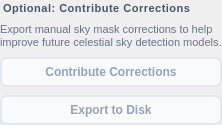
Old version of the form src/startrails/ui/step_denoise_export.ui in the repository gkyle/startrails.
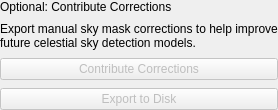
New version of the form.

What changed in the file:
```diff
--- a/src/startrails/ui/step_denoise_export.ui
+++ b/src/startrails/ui/step_denoise_export.ui
@@ -20,14 +20,6 @@
    </property>
    <item>
     <widget class="QLabel" name="contributeHeading">
-     <property name="styleSheet">
-      <string notr="true">font-size: 11px;
-font-weight: 600;
-color: #475569;
-text-transform: uppercase;
-letter-spacing: 0.5px;
-margin-top: 2px;</string>
-     </property>
      <property name="text">
       <string>Optional: Contribute Corrections</string>
      </property>
@@ -35,11 +27,6 @@
    </item>
    <item>
     <widget class="QLabel" name="contributeHint">
-     <property name="styleSheet">
-      <string notr="true">font-size: 11px;
-color: #64748b;
-line-height: 1.3;</string>
-     </property>
      <property name="text">
       <string>Export manual sky mask corrections to help improve future celestial sky detection models.</string>
      </property>
@@ -59,27 +46,6 @@
      <property name="toolTip">
       <string>Requires manual sky mask brush corrections.</string>
      </property>
-     <property name="styleSheet">
-      <string notr="true">QPushButton#contribute {
-    background-color: #0369a1;
-    color: #ffffff;
-    border: 2px solid #0369a1;
-    border-radius: 6px;
-    padding: 6px 12px;
-    font-weight: 500;
-    font-size: 12px;
-}
-QPushButton#contribute:hover {
-    background-color: #075985;
-    border-color: #075985;
-}
-QPushButton#contribute:disabled {
-    background-color: #f8fafc;
-    color: #94a3b8;
-    border-color: #e2e8f0;
-}
-QPushButton#contribute:focus:enabled { border-color: #0f172a; }</string>
-     </property>
      <property name="text">
       <string>Contribute Corrections</string>
      </property>
@@ -96,27 +62,6 @@
      <property name="toolTip">
       <string>Requires manual sky mask brush corrections.</string>
      </property>
-     <property name="styleSheet">
-      <string notr="true">QPushButton#training {
-    background-color: #ffffff;
-    color: #1e293b;
-    border: 2px solid #cbd5e1;
-    border-radius: 6px;
-    padding: 6px 12px;
-    font-weight: 500;
-    font-size: 12px;
-}
-QPushButton#training:hover {
-    background-color: #f1f5f9;
-    border-color: #94a3b8;
-}
-QPushButton#training:disabled {
-    background-color: #f8fafc;
-    color: #94a3b8;
-    border-color: #e2e8f0;
-}
-QPushButton#training:focus:enabled { border-color: #0f172a; }</string>
-     </property>
      <property name="text">
       <string>Export to Disk</string>
      </property>
```
